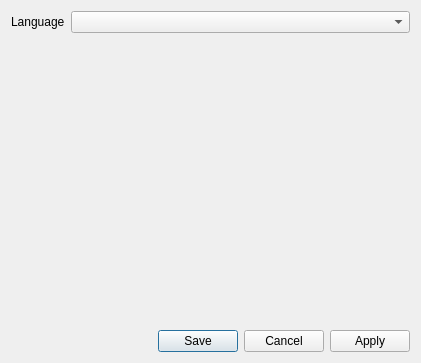
almdudler777/pydvdorganizer, file ui/configwindow.ui: the form before one commit.
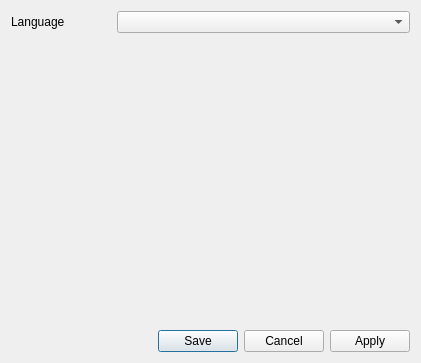
The form after the commit.

Commit message: set fixed with in configwindow

What changed in the file:
```diff
--- a/ui/configwindow.ui
+++ b/ui/configwindow.ui
@@ -25,8 +25,17 @@
   <layout class="QVBoxLayout" name="verticalLayout" stretch="1,0">
    <item>
     <layout class="QFormLayout" name="formLayout">
+     <property name="sizeConstraint">
+      <enum>QLayout::SetDefaultConstraint</enum>
+     </property>
      <item row="0" column="0">
       <widget class="QLabel" name="label">
+       <property name="minimumSize">
+        <size>
+         <width>100</width>
+         <height>0</height>
+        </size>
+       </property>
        <property name="text">
         <string>Language</string>
        </property>
```
The commit also changes 1 other file.
